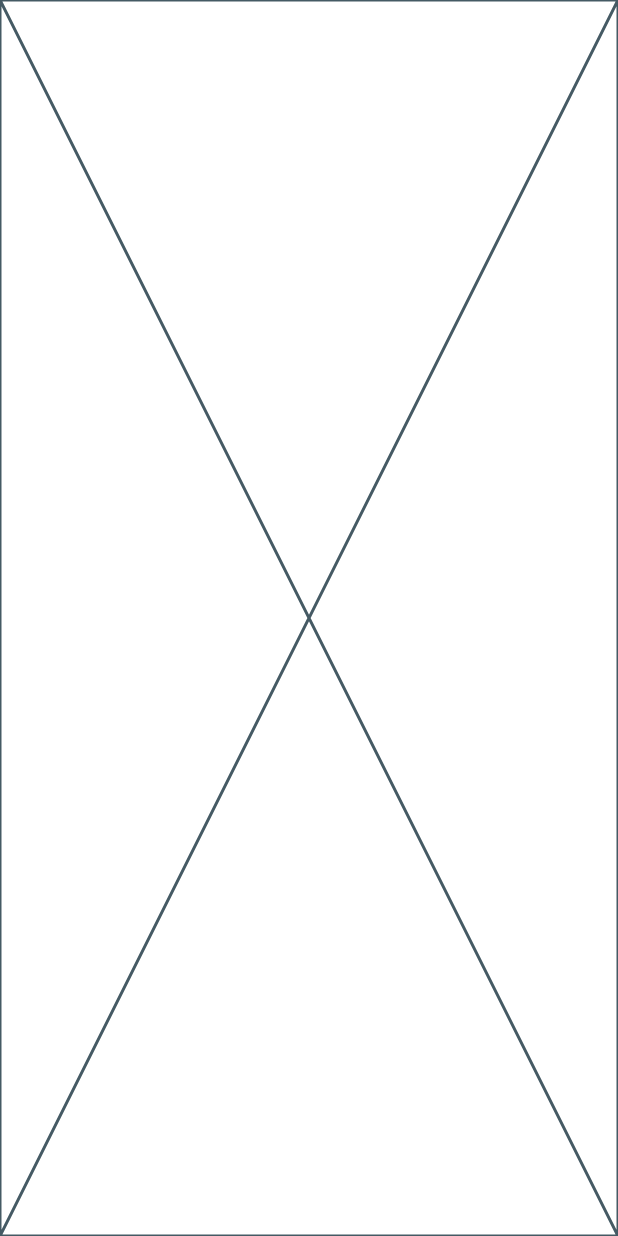
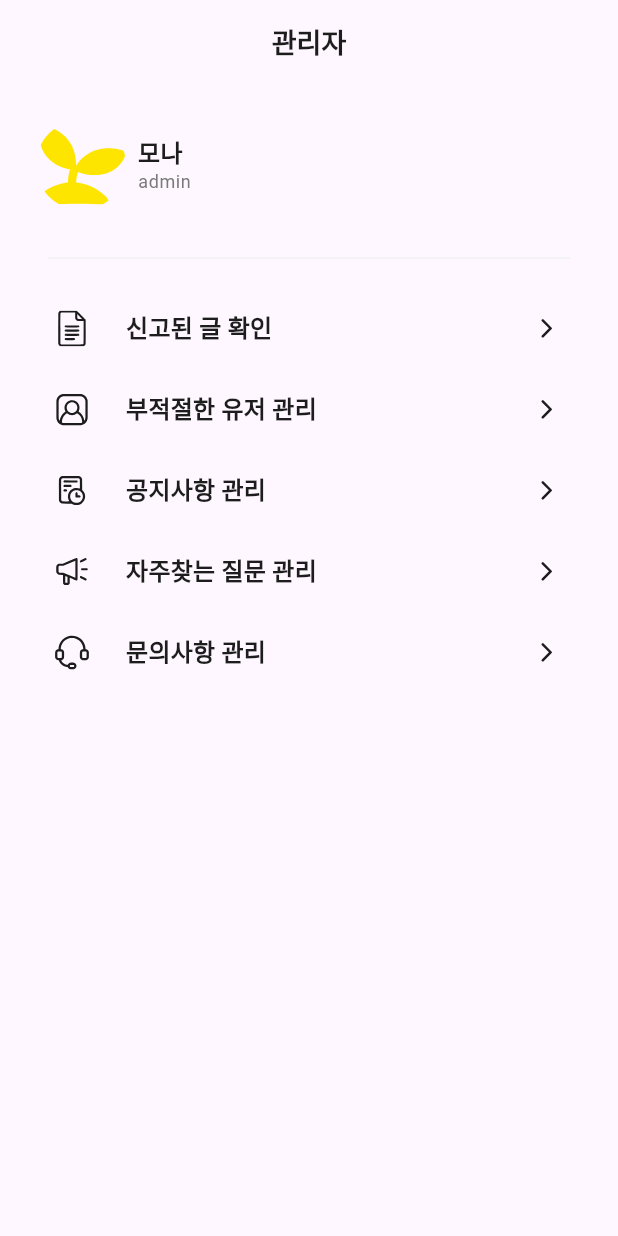
Before and after one commit to ttoklip/ManagerApp, a Flutter app: the screen it shows after launch, on a phone screen of 412 x 824 dp. Run offline on Flutter 3.47's test engine with Material 3 defaults, Android fonts, the phone set to English and light mode, and no system bars; our stand-ins replace dio, flutter_svg, freezed_annotation, go_router, logger; Roboto replaces fonts that are missing (Pretendard).

Commit message:
feat: 메인화면 ui

```diff
--- a/lib/core/theme/constant/app_icons.dart
+++ b/lib/core/theme/constant/app_icons.dart
@@ -3,7 +3,7 @@ class AppIcons{
   static const String icInquire = 'assets/svg/ic_inquire_24.svg';
   static const String icBookmark = 'assets/svg/ic_bookmark_24.svg';
   static const String icHeart = 'assets/svg/ic_heart_16.svg';
-  static const String icManagement = 'assets/svg/ic_Management_24.svg';
+  static const String icManagement = 'assets/svg/ic_management_24.svg';
   static const String icMessage = 'assets/svg/ic_message_16.svg';
   static const String icQuestion = 'assets/svg/ic_question_24.svg';
   static const String icReport = 'assets/svg/ic_report_24.svg';
--- a/lib/core/theme/custom/custom_theme.dart
+++ b/lib/core/theme/custom/custom_theme.dart
@@ -10,40 +10,40 @@ class CustomTheme {
       color: AppColors.black,
       fontSize: 18,
       fontWeight: CustomFontWeight.bold,
-      height: 0.08,
+      height: 1.08,
     ),
     titleMedium: TextStyle(
       color: AppColors.black,
       fontSize: 16,
       fontWeight: CustomFontWeight.mediumSemi,
-      height: 0.09,
+      height: 1.09,
     ),
     titleSmall: TextStyle(
       color: AppColors.black,
       fontSize: 16,
       fontWeight: CustomFontWeight.regular,
-      height: 0.09,
+      height: 1.09,
     ),
     bodyLarge: TextStyle(
       color: AppColors.black,
       fontSize: 14,
       fontWeight: CustomFontWeight.bold,
       letterSpacing: 0.5,
-      height: 0.09,
+      height: 1.09,
     ),
     bodyMedium: TextStyle(
       color: AppColors.black,
       fontSize: 14,
       fontWeight: CustomFontWeight.mediumSemi,
       letterSpacing: 0.25,
-      height: 0.09,
+      height: 1.09,
     ),
     bodySmall: TextStyle(
       color: AppColors.black,
       fontSize: 12,
       fontWeight: CustomFontWeight.regular,
       letterSpacing: 0.4,
-      height: 0.09,
+      height: 1.09,
     ),
   );
 }
--- a/lib/core/utils/error/common_exception.dart
+++ b/lib/core/utils/error/common_exception.dart
@@ -16,7 +16,7 @@ class CommonException {
         return ErrorResponse(
           message: '접속하신 네트워크 환경이 불안정합니다. \n 잠시후 다시 시도해주세요.',
           code: code,
-          status: 'network error',
+          status: 400,
         );
       } else {
         final code = '8888';
@@ -24,7 +24,7 @@ class CommonException {
         return ErrorResponse(
           message: '서비스의 일시적인 오류가 발생했습니다. \n 잠시후 다시 시도해주세요.',
           code: code,
-          status: 'unExpected error',
+          status: 401,
         );
       }
     } else {
@@ -33,7 +33,7 @@ class CommonException {
       return ErrorResponse(
         message: '서비스의 일시적인 오류가 발생했습니다. \n 잠시후 다시 시도해주세요.',
         code: code,
-        status: 'unExpected error',
+        status: 402,
       );
     }
   }
--- a/lib/core/utils/error/error_response.dart
+++ b/lib/core/utils/error/error_response.dart
@@ -1,8 +1,8 @@
 class ErrorResponse {
-  final String? status;
+  final int? status;
   final String? code;
   final String? message;
 
   const ErrorResponse(
-      {this.message = 'SUCCESS', this.code = "0000", this.status = '',});
+      {this.message = 'SUCCESS', this.code = "0000", this.status = 0,});
 }
--- /dev/null
+++ b/lib/domain/model/common/result.dart
@@ -0,0 +1,12 @@
+import 'package:freezed_annotation/freezed_annotation.dart';
+
+import '../../../core/utils/error/error_response.dart';
+
+part 'result.freezed.dart';
+
+@freezed
+class Result<T> with _$Result<T> {
+  const factory Result.success(T data) = Success;
+
+  const factory Result.failure(ErrorResponse error) = Error;
+}
--- /dev/null
+++ b/lib/domain/repository/repository.dart
@@ -0,0 +1 @@
+abstract class Repository{}
--- /dev/null
+++ b/lib/domain/usecase/base/usecase.dart
@@ -0,0 +1,5 @@
+import '../../repository/repository.dart';
+
+abstract class Usecase<T extends Repository>{
+  Future call(T repository);
+}
--- /dev/null
+++ b/lib/presentation/main/component/menu_card.dart
@@ -0,0 +1,41 @@
+import 'package:flutter/material.dart';
+import 'package:flutter_svg/flutter_svg.dart';
+import 'package:ttoklip_manager/core/theme/constant/app_icons.dart';
+
+class MenuCard extends StatelessWidget {
+  final String svg;
+  final String title;
+  final Function() onTap;
+
+  const MenuCard(
+      {super.key, required this.svg, required this.title, required this.onTap});
+
+  @override
+  Widget build(BuildContext context) {
+    return Padding(
+      padding: const EdgeInsets.only(left: 12, right: 12 , top: 15, bottom: 15),
+      child: GestureDetector(
+        onTap: onTap,
+        child: SizedBox(
+          width: double.infinity,
+          child: Row(
+            mainAxisAlignment: MainAxisAlignment.spaceBetween,
+            children: [
+              Row(
+                children: [
+                  SvgPicture.asset(svg),
+                  const SizedBox(width: 24,),
+                  Text(
+                    title,
+                    style: Theme.of(context).textTheme.titleMedium,
+                  )
+                ],
+              ),
+              SvgPicture.asset(AppIcons.icRightArrow)
+            ],
+          ),
+        ),
+      ),
+    );
+  }
+}
--- /dev/null
+++ b/lib/presentation/main/component/profile_card.dart
@@ -0,0 +1,48 @@
+import 'package:flutter/material.dart';
+import 'package:flutter_svg/flutter_svg.dart';
+import 'package:ttoklip_manager/core/theme/constant/app_colors.dart';
+import 'package:ttoklip_manager/core/theme/constant/app_icons.dart';
+
+class ProfileCard extends StatelessWidget {
+  const ProfileCard({super.key});
+
+  @override
+  Widget build(BuildContext context) {
+    final textTheme = Theme.of(context).textTheme;
+
+    return Row(
+      children: [
+        ClipRRect(
+          borderRadius: BorderRadius.circular(30.0),
+          child: SizedBox(
+            height: 60,
+            width: 60,
+            child: SvgPicture.asset(
+              AppIcons.icLogo,
+            ),
+          ),
+        ),
+        Padding(
+          padding: const EdgeInsets.only(left: 8.0),
+          child: Column(
+            mainAxisAlignment: MainAxisAlignment.center,
+            crossAxisAlignment: CrossAxisAlignment.start,
+            children: [
+              Text(
+                "모나",
+                style: textTheme.titleMedium,
+              ),
+              const SizedBox(height: 4),
+              Text(
+                "admin",
+                style: textTheme.bodySmall?.copyWith(
+                  color: AppColors.gray80
+                )
+              )
+            ],
+          ),
+        ),
+      ],
+    );
+  }
+}
--- a/lib/presentation/main/main_screan.dart
+++ b/lib/presentation/main/main_screan.dart
@@ -1,10 +1,70 @@
 import 'package:flutter/material.dart';
+import 'package:go_router/go_router.dart';
+import 'package:ttoklip_manager/core/theme/constant/app_colors.dart';
+import 'package:ttoklip_manager/core/theme/constant/app_icons.dart';
+import 'package:ttoklip_manager/presentation/main/component/menu_card.dart';
+import 'package:ttoklip_manager/presentation/main/component/profile_card.dart';
+import 'package:ttoklip_manager/presentation/routes/route_path.dart';
 
 class MainScreen extends StatelessWidget {
   const MainScreen({super.key});
 
   @override
   Widget build(BuildContext context) {
-    return const Placeholder();
+    return Scaffold(
+      appBar: AppBar(
+        title: Text(
+          '관리자',
+          style: Theme.of(context).textTheme.titleLarge,
+        ),
+        centerTitle: true,
+      ),
+      body: const Padding(
+        padding: EdgeInsets.all(24),
+        child: MainScreenView(),
+      ),
+    );
   }
 }
+
+class MainScreenView extends StatelessWidget {
+  const MainScreenView({super.key});
+
+  @override
+  Widget build(BuildContext context) {
+    return Column(
+      children: [
+        const ProfileCard(),
+        const Padding(
+          padding: EdgeInsets.only(top: 24, bottom: 12, left: 8, right: 8),
+          child: Divider(color: AppColors.gray20, thickness: 1.0),
+        ),
+        MenuCard(
+          svg: AppIcons.icReport,
+          title: '신고된 글 확인',
+          onTap: () => context.go(RoutePath.report),
+        ),
+        MenuCard(
+          svg: AppIcons.icManagement,
+          title: '부적절한 유저 관리',
+          onTap: () => context.go(RoutePath.report),
+        ),
+        MenuCard(
+          svg: AppIcons.icAnnouncement,
+          title: '공지사항 관리',
+          onTap: () => context.go(RoutePath.report),
+        ),
+        MenuCard(
+          svg: AppIcons.icQuestion,
+          title: '자주찾는 질문 관리',
+          onTap: () => context.go(RoutePath.report),
+        ),
+        MenuCard(
+          svg: AppIcons.icInquire,
+          title: '문의사항 관리',
+          onTap: () => context.go(RoutePath.report),
+        ),
+      ],
+    );
+  }
+}
--- /dev/null
+++ b/lib/presentation/pages/report/report_page.dart
@@ -0,0 +1,10 @@
+import 'package:flutter/material.dart';
+
+class ReportPage extends StatelessWidget {
+  const ReportPage({super.key});
+
+  @override
+  Widget build(BuildContext context) {
+    return const Placeholder();
+  }
+}
--- a/lib/presentation/routes/routes.dart
+++ b/lib/presentation/routes/routes.dart
@@ -1,5 +1,6 @@
 import 'package:go_router/go_router.dart';
 import 'package:ttoklip_manager/presentation/main/main_screan.dart';
+import 'package:ttoklip_manager/presentation/pages/report/report_page.dart';
 
 import '../pages/splash/splash_page.dart';
 import 'route_path.dart';
@@ -16,6 +17,11 @@ final GoRouter router = GoRouter(
       name: "main",
       builder: (context, state) => const MainScreen(),
     ),
+    GoRoute(
+      path: RoutePath.report,
+      name: "report",
+      builder: (context, state) => const ReportPage(),
+    ),
   ],
   initialLocation: RoutePath.splash,
 );
```
Also changed, not shown: assets/svg/ic_ inquire_24.svg (deleted), assets/svg/ic_announcement_24.svg (renamed from assets/svg/ic_ announcement_24.svg), assets/svg/ic_inquire_24.svg (added), lib/domain/model/common/result.freezed.dart (added).
